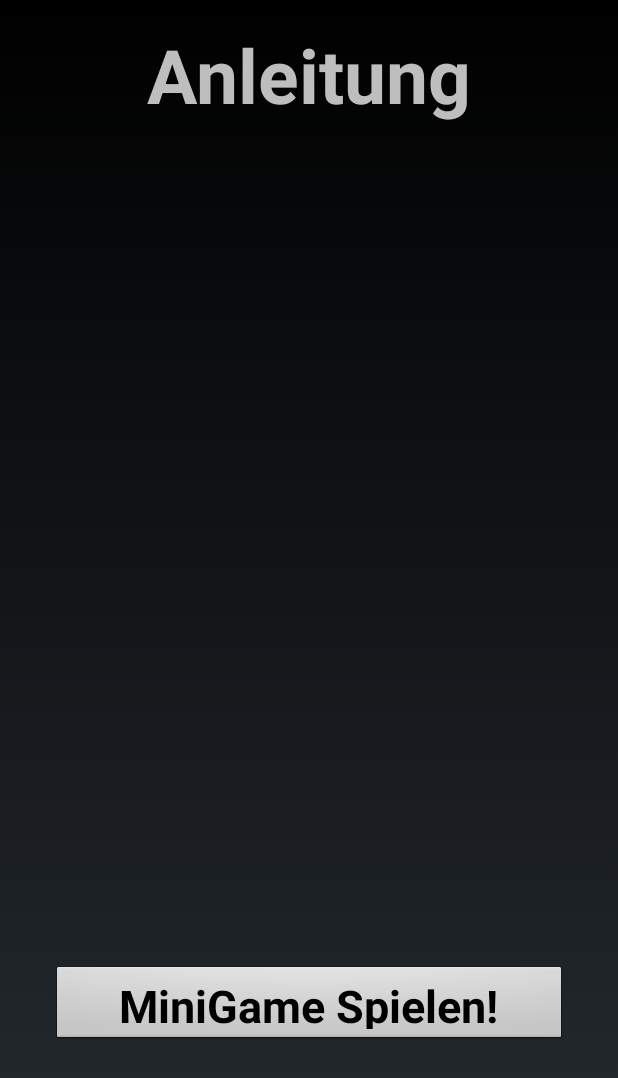
After one commit to karl0110/DrinkingisFun, an Android app: the MiniGameHandlerActivity screen opened directly, with no data from a screen before it, on a phone screen of 412 x 824 dp. The commit adds this screen. Shown: the top 1078 px of the screen. Run offline under Robolectric (Android 15) with nearby library versions, the phone set to English and light mode, and no system bars.

Commit message:
Added first miniGame + Structure for future miniGames

```diff
--- a/app/src/main/java/com/jaimehall/drinkingisfun/activities/GameActivity.java
+++ b/app/src/main/java/com/jaimehall/drinkingisfun/activities/GameActivity.java
@@ -17,7 +17,6 @@ import java.util.ArrayList;
 public class GameActivity extends Activity {
 
     private Game game;
-    private Button zoomButton;
 
     private int uiOptions = View.SYSTEM_UI_FLAG_LAYOUT_STABLE
             | View.SYSTEM_UI_FLAG_LAYOUT_HIDE_NAVIGATION
--- /dev/null
+++ b/app/src/main/java/com/jaimehall/drinkingisfun/activities/MiniGameHandlerActivity.java
@@ -0,0 +1,78 @@
+package com.jaimehall.drinkingisfun.activities;
+
+import android.annotation.SuppressLint;
+import android.os.Bundle;
+import android.app.Activity;
+import android.view.MotionEvent;
+import android.view.View;
+
+import com.jaimehall.drinkingisfun.R;
+import com.jaimehall.drinkingisfun.minigames.exBeer.ExBeer;
+import com.jaimehall.drinkingisfun.minigames.MiniGameInterface;
+import com.jaimehall.drinkingisfun.minigames.MiniGameType;
+
+import java.util.ArrayList;
+
+public class MiniGameHandlerActivity extends Activity {
+
+
+    private MiniGameInterface miniGame;
+    private int uiOptions = View.SYSTEM_UI_FLAG_LAYOUT_STABLE
+            | View.SYSTEM_UI_FLAG_LAYOUT_HIDE_NAVIGATION
+            | View.SYSTEM_UI_FLAG_LAYOUT_FULLSCREEN
+            | View.SYSTEM_UI_FLAG_HIDE_NAVIGATION
+            | View.SYSTEM_UI_FLAG_FULLSCREEN
+            | View.SYSTEM_UI_FLAG_IMMERSIVE_STICKY;
+
+
+    protected void onCreate(Bundle savedInstanceState) {
+        super.onCreate(savedInstanceState);
+
+        ArrayList<MiniGameInterface> miniGames= new ArrayList<>();
+        miniGames.add(new ExBeer(this));
+
+        miniGame=miniGames.get(0);
+
+        setContentView(R.layout.activity_mini_game_handler);
+
+
+    }
+
+    @SuppressLint("ClickableViewAccessibility")
+    public void playMiniGame(View view){
+        ((View)miniGame).setSystemUiVisibility(uiOptions);
+        if(miniGame.isSurfaceView()){
+            MiniGameType tempMiniGameType = miniGame.getMiniGameType();
+
+            if(tempMiniGameType == MiniGameType.EXBEER){
+                setContentView((ExBeer)miniGame);
+
+                ((ExBeer) miniGame).setOnTouchListener(new View.OnTouchListener() {
+                    public boolean onTouch(View view, MotionEvent motionEvent) {
+                        ((ExBeer) miniGame).touched(motionEvent);
+                        return true;
+                    }
+                });
+            }
+
+        }
+        else{
+
+        }
+    }
+
+
+    @Override
+    protected void onPause() {
+        super.onPause();
+
+
+    }
+
+    @Override
+    protected void onResume() {
+        super.onResume();
+
+
+    }
+}
--- a/app/src/main/java/com/jaimehall/drinkingisfun/game/PlayerHandler.java
+++ b/app/src/main/java/com/jaimehall/drinkingisfun/game/PlayerHandler.java
@@ -32,8 +32,8 @@ public class PlayerHandler {
 	}
 
 
-	public void render(Canvas canvas) {
-		currentPlayer.render(canvas);
+	public void render(Canvas canvas,Game game) {
+		currentPlayer.render(canvas,game);
 	}
 
 
--- /dev/null
+++ b/app/src/main/java/com/jaimehall/drinkingisfun/minigames/MiniGameInterface.java
@@ -0,0 +1,9 @@
+package com.jaimehall.drinkingisfun.minigames;
+
+public interface MiniGameInterface {
+
+    boolean isSurfaceView();
+    MiniGameType getMiniGameType();
+    void onPause();
+    void onResume();
+}
--- /dev/null
+++ b/app/src/main/java/com/jaimehall/drinkingisfun/minigames/MiniGameType.java
@@ -0,0 +1,5 @@
+package com.jaimehall.drinkingisfun.minigames;
+
+public enum MiniGameType {
+    EXBEER
+}
--- /dev/null
+++ b/app/src/main/java/com/jaimehall/drinkingisfun/minigames/exBeer/ExBeer.java
@@ -0,0 +1,137 @@
+package com.jaimehall.drinkingisfun.minigames.exBeer;
+
+import android.content.Context;
+import android.graphics.Bitmap;
+import android.graphics.BitmapFactory;
+import android.graphics.Canvas;
+import android.graphics.Color;
+import android.graphics.PorterDuff;
+import android.graphics.Rect;
+import android.view.MotionEvent;
+import android.view.SurfaceHolder;
+import android.view.SurfaceView;
+
+import com.jaimehall.drinkingisfun.R;
+import com.jaimehall.drinkingisfun.minigames.MiniGameInterface;
+import com.jaimehall.drinkingisfun.minigames.MiniGameType;
+
+public class ExBeer extends SurfaceView implements MiniGameInterface,Runnable{
+
+    public static final float WIDTH = 1080;
+    public static final float HEIGHT= 1920;
+
+    private boolean running;
+    private Thread thread;
+    private SurfaceHolder surfaceHolder;
+    private Canvas canvas;
+
+    private int bottleFillStep= 0;
+    private int tapCounter = 0;
+    private Rect buttonRect;
+    private Bitmap[] bottle;
+    private Rect imageRect;
+    private Bitmap button;
+
+    public ExBeer(Context context){
+        super(context);
+        surfaceHolder = getHolder();
+        imageRect = new Rect((int)(WIDTH/8),(int)(HEIGHT/16),(int)((WIDTH/8)*7),(int)((HEIGHT/16)*12));
+        buttonRect = new Rect((int)((WIDTH/8)*3),(int)((HEIGHT/8)*6),(int)((WIDTH/8)*5),(int)((HEIGHT/8)*7));
+        button = BitmapFactory.decodeResource(getResources(),R.drawable.tapbutton);
+        bottle = new Bitmap[10];
+        bottle[0]=BitmapFactory.decodeResource(getResources(),R.drawable.bottle0);
+        bottle[1]=BitmapFactory.decodeResource(getResources(),R.drawable.bottle1);
+        bottle[2]=BitmapFactory.decodeResource(getResources(),R.drawable.bottle2);
+        bottle[3]=BitmapFactory.decodeResource(getResources(),R.drawable.bottle3);
+        bottle[4]=BitmapFactory.decodeResource(getResources(),R.drawable.bottle4);
+        bottle[5]=BitmapFactory.decodeResource(getResources(),R.drawable.bottle5);
+        bottle[6]=BitmapFactory.decodeResource(getResources(),R.drawable.bottle6);
+        bottle[7]=BitmapFactory.decodeResource(getResources(),R.drawable.bottle7);
+        bottle[8]=BitmapFactory.decodeResource(getResources(),R.drawable.bottle8);
+        bottle[9]=BitmapFactory.decodeResource(getResources(),R.drawable.bottle9);
+
+    }
+
+    public void touched(MotionEvent mE){
+        Rect touchPoint= new Rect((int)mE.getX()-1, (int)mE.getY()-1,(int)mE.getX()+1,(int)mE.getY()+1);
+        if(buttonRect.contains(touchPoint)){
+            tapCounter++;
+            if(tapCounter>19){
+                tapCounter= 0;
+                bottleFillStep++;
+            }
+        }
+    }
+
+    public boolean isSurfaceView() {
+        return true;
+    }
+
+    public void run() {
+        long lastTime = System.nanoTime();//Wird für einen Timer benötigt.
+        final double amountOfTicks =30.0;//Wie oft die Methode tick() in einer Sekunde aufgerufen werden soll.
+        double ns = 1000000000 / amountOfTicks;//Berechnet wie viel Zeit vergeht bis die Methode tick() aufgerufen wird.
+        double delta = 0;//Variable welche Berechnet, wann die tick() Methode aufgerufen werden soll.
+        int updates = 0;//Wie oft das Progam die tick() Methode in einer Sekunde aufrufen hat.
+        int frames = 0;//Wie oft das Program die Methode render() in einer Sekunde aufgerufen hat.
+        long timer = System.currentTimeMillis();//Eine Variable um die Zeit zu Zählen. Ist für die Berechnung der "TicksPerSecond" und "FramesPerSecond" notwendig.
+
+        while (running){
+            if(!surfaceHolder.getSurface().isValid()){
+                continue;
+            }
+            long now = System.nanoTime();//Timer Variable für die aktuelle Zeit.
+            delta += (now - lastTime) / ns;//Berechnet mithilfe der Timer und ns Variablen, wann die tick() Methode aufgerufen werden soll.
+            lastTime = now;//Stellt den Timer wieder zurück.
+            if (delta >= 1) {//Guckt ob die Methode tick() jetzt aufgerufen werden soll.
+                tick();//ruft die Methode tick() auf.
+                updates++;//Addiert zum Update-Zähler 1 dazu.
+                delta--;//Setzt den tick() Aufruf-Timer zurück.
+                render();//ruft die render() Methode auf.
+                frames++;////Addiert zum Frame-Zähler 1 dazu.
+            }
+            if (System.currentTimeMillis() - timer > 1000) {//Wenn eine Sekunde vergangen ist.
+                timer += 1000;//addiert zum Timer eine Sekunde dazu.
+                System.out.println("Ticks: " + updates + " FPS: " + frames);//Druckt die "TicksPerSecond" und "FramesPerSecond" aus.
+                updates = 0;//setzt den Tick-Zähler zurück.
+                frames = 0;//setzt den Frame-Zähler zurück.
+            }
+        }
+    }
+    private void tick(){
+
+    }
+
+    private void render(){
+        canvas = surfaceHolder.lockCanvas();
+
+        canvas.drawColor(Color.TRANSPARENT, PorterDuff.Mode.CLEAR);//Drawing a transparent Background to clear away old draws from the Tiles.
+        canvas.drawBitmap(bottle[bottleFillStep],null,imageRect,null);
+        canvas.drawBitmap(button,null,buttonRect,null);
+
+        surfaceHolder.unlockCanvasAndPost(canvas);
+    }
+
+    public MiniGameType getMiniGameType() {
+        return MiniGameType.EXBEER;
+    }
+
+    public void onPause() {
+        running = false;
+
+        try {
+            thread.join();//Der Thread wird beendet.
+        } catch (InterruptedException e) {
+
+            e.printStackTrace();
+        }
+        System.exit(1);
+    }
+
+
+    public void onResume() {
+        running = true;
+        thread = new Thread(this);
+        thread.start();//Der erstellte Thread wird gestartet.(Die Methode run() wird ausgeführt).
+    }
+}
--- /dev/null
+++ b/app/src/main/res/layout/activity_mini_game_handler.xml
@@ -0,0 +1,51 @@
+<?xml version="1.0" encoding="utf-8"?>
+<android.support.constraint.ConstraintLayout xmlns:android="http://schemas.android.com/apk/res/android"
+    xmlns:app="http://schemas.android.com/apk/res-auto"
+    xmlns:tools="http://schemas.android.com/tools"
+    android:layout_width="match_parent"
+    android:layout_height="match_parent"
+    tools:context=".activities.MiniGameHandlerActivity">
+
+    <TextView
+        android:id="@+id/textView5"
+        android:layout_width="340dp"
+        android:layout_height="412dp"
+        android:layout_marginEnd="16dp"
+        android:layout_marginStart="16dp"
+        android:layout_marginTop="16dp"
+        app:layout_constraintEnd_toEndOf="parent"
+        app:layout_constraintStart_toStartOf="parent"
+        app:layout_constraintTop_toBottomOf="@+id/textView6" />
+
+    <TextView
+        android:id="@+id/textView6"
+        android:layout_width="338dp"
+        android:layout_height="72dp"
+        android:layout_marginEnd="16dp"
+        android:layout_marginStart="16dp"
+        android:layout_marginTop="16dp"
+        android:text="Anleitung"
+        android:textAlignment="center"
+        android:textSize="50sp"
+        android:textStyle="bold"
+        app:layout_constraintEnd_toEndOf="parent"
+        app:layout_constraintStart_toStartOf="parent"
+        app:layout_constraintTop_toTopOf="parent" />
+
+    <Button
+        android:id="@+id/button2"
+        android:layout_width="344dp"
+        android:layout_height="54dp"
+        android:layout_marginBottom="16dp"
+        android:layout_marginEnd="16dp"
+        android:layout_marginStart="16dp"
+        android:layout_marginTop="16dp"
+        android:onClick="playMiniGame"
+        android:text="MiniGame Spielen!"
+        android:textSize="30sp"
+        android:textStyle="bold"
+        app:layout_constraintBottom_toBottomOf="parent"
+        app:layout_constraintEnd_toEndOf="parent"
+        app:layout_constraintStart_toStartOf="parent"
+        app:layout_constraintTop_toBottomOf="@+id/textView5" />
+</android.support.constraint.ConstraintLayout>
--- a/app/src/main/res/values/strings.xml
+++ b/app/src/main/res/values/strings.xml
@@ -92,4 +92,5 @@
         "when a user tries to pick up one of cards.\n\n"
     </string>
     <string name="title_activity_mini_game">MiniGameActivity</string>
+    <string name="title_activity_mini_game_handler">MiniGameHandlerActivity</string>
 </resources>
```
Also changed, not shown: app/src/main/AndroidManifest.xml (+6 -4 lines), app/src/main/java/com/jaimehall/drinkingisfun/activities/MiniGameActivity.java (deleted, +0 -53 lines), app/src/main/java/com/jaimehall/drinkingisfun/game/Game.java (+26 -10 lines), app/src/main/java/com/jaimehall/drinkingisfun/game/Map.java (+11 -10 lines), app/src/main/java/com/jaimehall/drinkingisfun/game/MiniGame.java (deleted, +0 -47 lines), app/src/main/java/com/jaimehall/drinkingisfun/game/Player.java (+6 -7 lines), app/src/main/res/drawable-v24/pluslupe.png.
